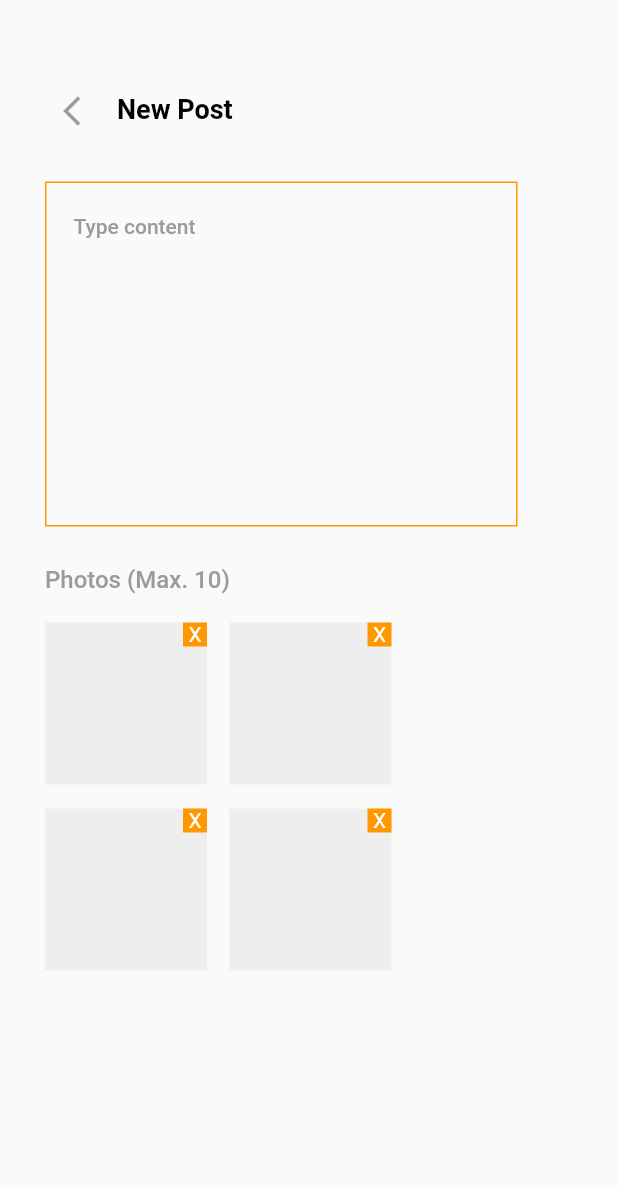
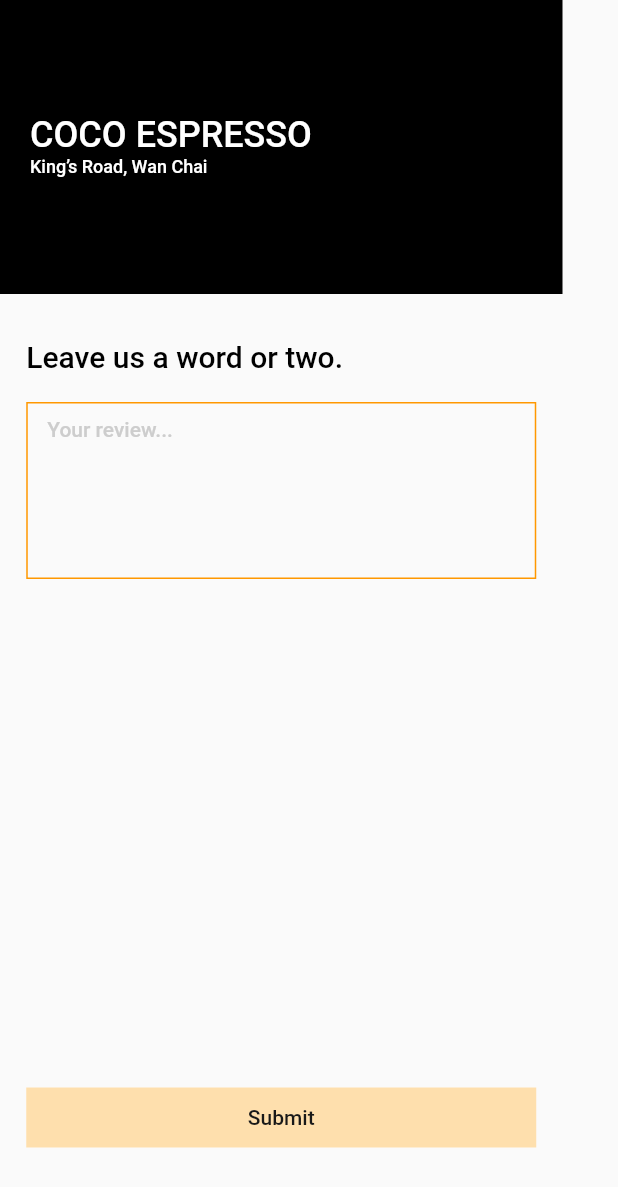
Before and after one commit to tkff1222/ui_screen, a Flutter app: the screen it shows after launch, on a phone screen of 412 x 824 dp. Shown: the top 1187 px of the screen. Run offline on Flutter 3.47's test engine with Material 2 defaults, Android fonts, the phone set to English and light mode, and no system bars; Roboto replaces fonts that are missing (Avenir, Futura).

Commit message:
Arro C002-5

```diff
--- /dev/null
+++ b/lib/ArroC005.dart
@@ -0,0 +1,93 @@
+import 'package:flutter/material.dart';
+
+class ArroC005 extends StatefulWidget {
+  ArroC005({Key key}) : super(key: key);
+
+  @override
+  _ArroC005State createState() => new _ArroC005State();
+}
+
+class _ArroC005State extends State<ArroC005> {
+  @override
+  Widget build(BuildContext context) {
+    return new Scaffold(
+      body: new Column(
+        children: <Widget>[
+          new Container(
+              width: 375,
+              height: 196,
+              decoration: new BoxDecoration(
+                color: Color(0xFF000000),
+              ),
+              child: Padding(
+                padding: const EdgeInsets.only(left: 20),
+                child: Column(
+                  mainAxisAlignment: MainAxisAlignment.start,
+                  crossAxisAlignment: CrossAxisAlignment.start,
+                  children: <Widget>[
+                    SizedBox(height: 76.0),
+                    new Text( "COCO ESPRESSO", style: TextStyle(
+                      fontSize: 24,
+                      fontWeight: FontWeight.w500,
+                      fontFamily: "Futura",
+                      color: Color(0xFFFFFFFF),
+                    ),),
+                    new Text( "King’s Road, Wan Chai", style: TextStyle(
+                      fontSize: 12,
+                      fontWeight: FontWeight.w500,
+                      fontFamily: "Futura",
+                      color: Color(0xFFFFFFFF),
+                    ),),
+                  ],
+                ),
+              )),
+          SizedBox(height: 30.0),
+          new Column(
+            crossAxisAlignment: CrossAxisAlignment.start,
+            children: <Widget>[
+              new Text( "Leave us a word or two.", style: TextStyle(
+                fontSize: 20,
+                fontWeight: FontWeight.w500,
+                fontFamily: "Futura",
+                color: Color(0xFF000000),
+              ),),
+              SizedBox(height: 19.0),
+              new Container(
+                width: 340,
+                height:118,
+                decoration: BoxDecoration(border: Border.all(color: Colors.orange)),
+                child: Padding(
+                  padding: const EdgeInsets.only(top: 9, left: 13),
+                  child: new Text( "Your review...", style: TextStyle(
+                    fontSize: 14,
+                    fontWeight: FontWeight.w500,
+                    fontFamily: "Futura",
+                    color: Color(0xFFCDCDCD),
+                  ),),
+                )),
+            ],
+          ),
+          SizedBox(height: 339),
+          new Opacity(
+              opacity: 0.9, child:new Container(
+              width: 340,
+              height:40,
+              decoration: new BoxDecoration(
+                color: Color(0xFFFFDDA5),
+              ),
+              child: new Container(
+                  width: 226,
+                  height:19,
+                  alignment: Alignment.center,
+                  child:new Text( "Submit", style: TextStyle(
+                    fontSize: 14,
+                    fontWeight: FontWeight.w500,
+                    fontFamily: "Futura",
+                    color: Color(0xFF000000),
+                  ),))
+          )),
+        ],
+      ),
+    );
+  }
+}
--- a/lib/main.dart
+++ b/lib/main.dart
@@ -1,6 +1,9 @@
 import 'package:flutter/material.dart';
 import 'package:ui_screen/ArroA002.dart';
 import 'package:ui_screen/ArroC002.dart';
+import 'package:ui_screen/ArroC003.dart';
+import 'package:ui_screen/ArroC004.dart';
+import 'package:ui_screen/ArroC005.dart';
 import 'package:ui_screen/ArroEditCafeInfo.dart';
 import 'package:ui_screen/ArroEditCafeInfo2.dart';
 import 'package:ui_screen/ArroEditPhotos.dart';
@@ -51,7 +54,7 @@ class MyApp extends StatelessWidget {
       //home: MyHomePage(title: 'Flutter Demo Home Page'),
       //home:SalonLandingScreen(),
       //home: SA001(),
-      home: ArroA002(),
+      home: ArroC005(),
     );
   }
 }
```
Also changed, not shown: lib/ArroC002.dart (+3 -5 lines), lib/ArroC003.dart (added, +295 -0 lines), lib/ArroC004.dart (added, +155 -0 lines).
